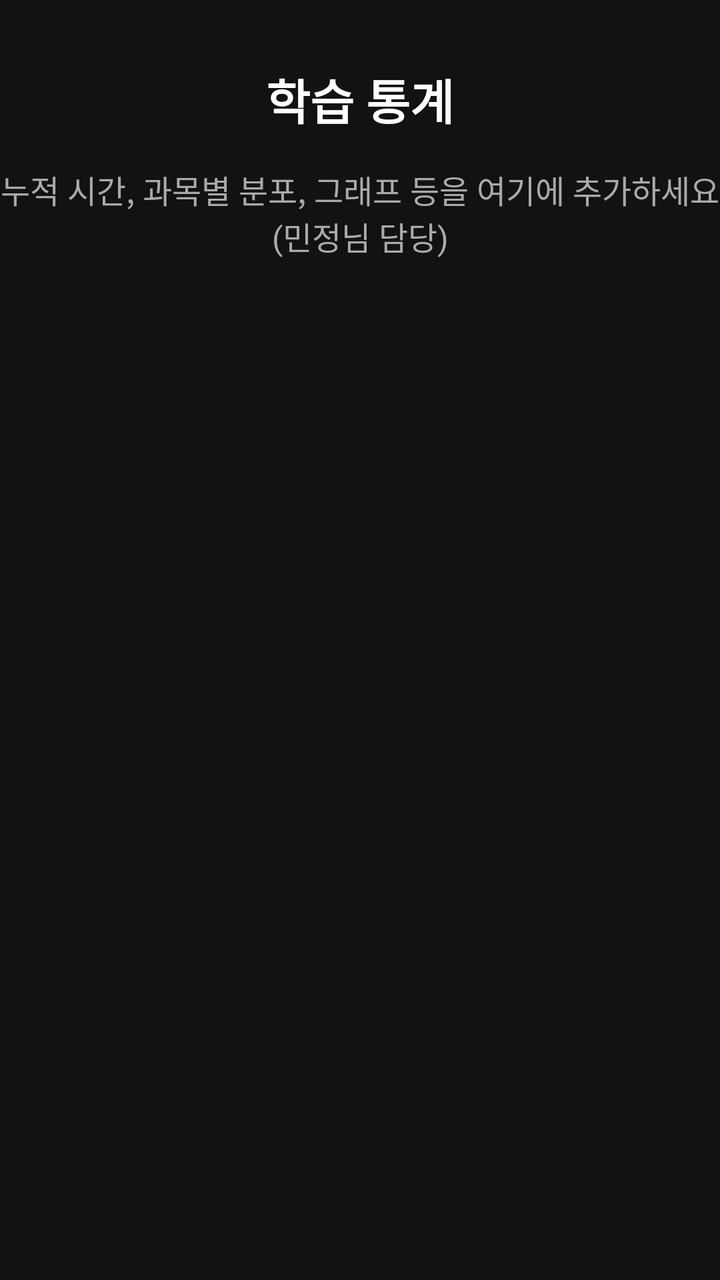
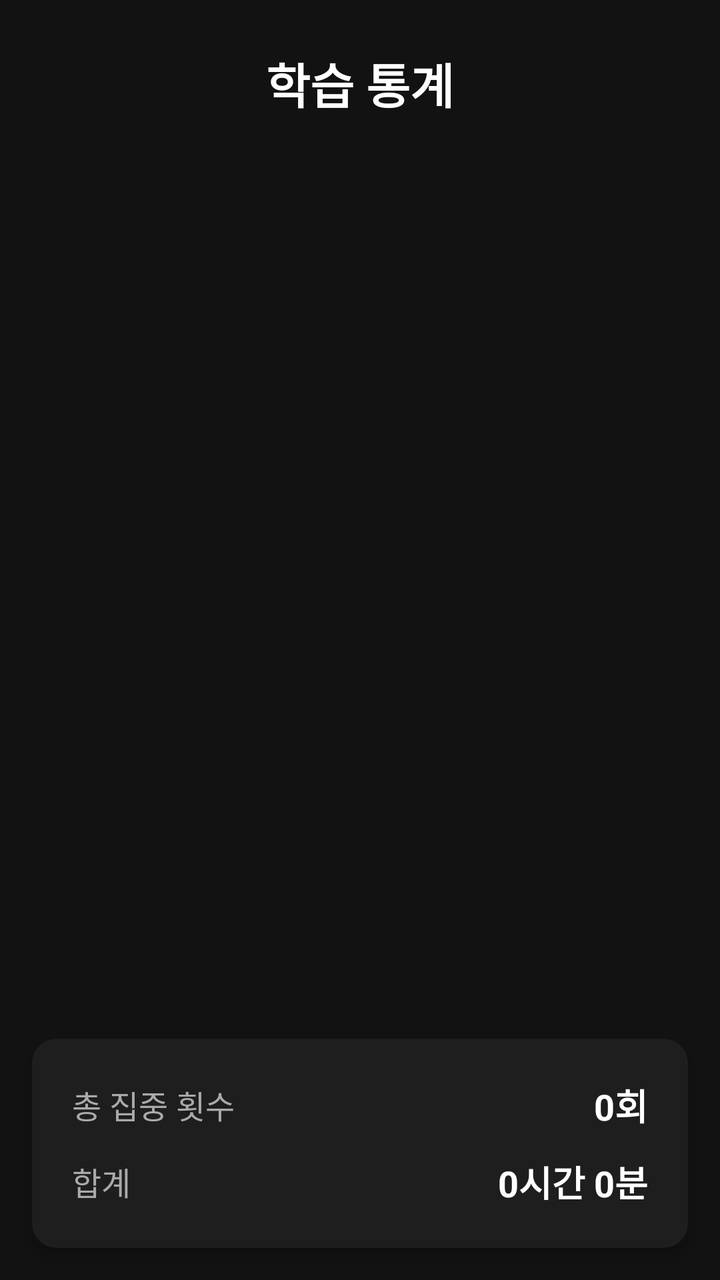

Before-and-after screenshots of an Android layout around one commit, followed by the original layout XML and the change that was made.
<!-- AndroidManifest.xml: application theme Theme.VitaDay -->
<!-- res/layout/fragment_statistics.xml -->
<?xml version="1.0" encoding="utf-8"?>
<androidx.constraintlayout.widget.ConstraintLayout xmlns:android="http://schemas.android.com/apk/res/android"
    xmlns:app="http://schemas.android.com/apk/res-auto"
    android:layout_width="match_parent"
    android:layout_height="match_parent"
    android:background="#121212">

    <TextView
        android:id="@+id/tvStatisticsTitle"
        android:layout_width="wrap_content"
        android:layout_height="wrap_content"
        android:text="학습 통계"
        android:textColor="#FFFFFF"
        android:textSize="24sp"
        android:textStyle="bold"
        app:layout_constraintTop_toTopOf="parent"
        app:layout_constraintStart_toStartOf="parent"
        app:layout_constraintEnd_toEndOf="parent"
        android:layout_marginTop="32dp" />

    <TextView
        android:id="@+id/tvStatisticsDescription"
        android:layout_width="wrap_content"
        android:layout_height="wrap_content"
        android:text="누적 시간, 과목별 분포, 그래프 등을 여기에 추가하세요\n(민정님 담당)"
        android:textColor="#AAAAAA"
        android:textSize="16sp"
        android:gravity="center"
        app:layout_constraintTop_toBottomOf="@id/tvStatisticsTitle"
        app:layout_constraintStart_toStartOf="parent"
        app:layout_constraintEnd_toEndOf="parent"
        android:layout_marginTop="16dp" />

    

</androidx.constraintlayout.widget.ConstraintLayout>
<!-- resources referenced by this layout -->
<resources>
  <style name="Theme.VitaDay" parent="Base.Theme.VitaDay" />
  <style name="Base.Theme.VitaDay" parent="Theme.Material3.DayNight.NoActionBar">
          
          
      </style>
</resources>

<!-- the commit's change to res/layout/fragment_statistics.xml (unified diff, before → after) -->
@@ -1,10 +1,12 @@
 <?xml version="1.0" encoding="utf-8"?>
-<androidx.constraintlayout.widget.ConstraintLayout xmlns:android="http://schemas.android.com/apk/res/android"
+<androidx.constraintlayout.widget.ConstraintLayout
+    xmlns:android="http://schemas.android.com/apk/res/android"
     xmlns:app="http://schemas.android.com/apk/res-auto"
     android:layout_width="match_parent"
     android:layout_height="match_parent"
     android:background="#121212">
 
+    
     <TextView
         android:id="@+id/tvStatisticsTitle"
         android:layout_width="wrap_content"
@@ -13,24 +15,111 @@
         android:textColor="#FFFFFF"
         android:textSize="24sp"
         android:textStyle="bold"
+        android:layout_marginTop="24dp"
         app:layout_constraintTop_toTopOf="parent"
         app:layout_constraintStart_toStartOf="parent"
-        app:layout_constraintEnd_toEndOf="parent"
-        android:layout_marginTop="32dp" />
+        app:layout_constraintEnd_toEndOf="parent" />
 
-    <TextView
-        android:id="@+id/tvStatisticsDescription"
-        android:layout_width="wrap_content"
+    
+    <com.google.android.material.tabs.TabLayout
+        android:id="@+id/tabLayout"
+        android:layout_width="match_parent"
         android:layout_height="wrap_content"
-        android:text="누적 시간, 과목별 분포, 그래프 등을 여기에 추가하세요\n(민정님 담당)"
-        android:textColor="#AAAAAA"
-        android:textSize="16sp"
-        android:gravity="center"
+        android:layout_marginTop="16dp"
+        android:layout_marginHorizontal="16dp"
+        android:background="@android:color/transparent"
+        app:tabTextColor="#AAAAAA"
+        app:tabSelectedTextColor="#FFFFFF"
+        app:tabIndicatorColor="#7C4DFF"
+        app:tabIndicatorHeight="3dp"
+
         app:layout_constraintTop_toBottomOf="@id/tvStatisticsTitle"
         app:layout_constraintStart_toStartOf="parent"
-        app:layout_constraintEnd_toEndOf="parent"
-        android:layout_marginTop="16dp" />
+        app:layout_constraintEnd_toEndOf="parent" />
 
     
+    <androidx.viewpager2.widget.ViewPager2
+        android:id="@+id/viewPager"
+        android:layout_width="match_parent"
+        android:layout_height="0dp"
+        android:layout_marginTop="8dp"
+        app:layout_constraintTop_toBottomOf="@id/tabLayout"
+        app:layout_constraintBottom_toTopOf="@id/bottomStatsCard"
+        app:layout_constraintStart_toStartOf="parent"
+        app:layout_constraintEnd_toEndOf="parent" />
+
+    
+    <androidx.cardview.widget.CardView
+        android:id="@+id/bottomStatsCard"
+        android:layout_width="match_parent"
+        android:layout_height="wrap_content"
+        android:layout_margin="16dp"
+        app:cardBackgroundColor="#1E1E1E"
+        app:cardCornerRadius="12dp"
+        app:cardElevation="4dp"
+        app:layout_constraintBottom_toBottomOf="parent"
+        app:layout_constraintStart_toStartOf="parent"
+        app:layout_constraintEnd_toEndOf="parent">
+
+        <LinearLayout
+            android:layout_width="match_parent"
+            android:layout_height="wrap_content"
+            android:orientation="vertical"
+            android:padding="20dp">
+
+            
+            <LinearLayout
+                android:layout_width="match_parent"
+                android:layout_height="wrap_content"
+                android:orientation="horizontal"
+                android:gravity="center_vertical">
+
+                <TextView
+                    android:layout_width="0dp"
+                    android:layout_height="wrap_content"
+                    android:layout_weight="1"
+                    android:text="총 집중 횟수"
+                    android:textColor="#AAAAAA"
+                    android:textSize="16sp" />
+
+                <TextView
+                    android:id="@+id/tvTotalCount"
+                    android:layout_width="wrap_content"
+                    android:layout_height="wrap_content"
+                    android:text="0회"
+                    android:textColor="#FFFFFF"
+                    android:textSize="18sp"
+                    android:textStyle="bold" />
+            </LinearLayout>
+
+            
+            <LinearLayout
+                android:layout_width="match_parent"
+                android:layout_height="wrap_content"
+                android:orientation="horizontal"
+                android:gravity="center_vertical"
+                android:layout_marginTop="12dp">
+
+                <TextView
+                    android:layout_width="0dp"
+                    android:layout_height="wrap_content"
+                    android:layout_weight="1"
+                    android:text="합계"
+                    android:textColor="#AAAAAA"
+                    android:textSize="16sp" />
+
+                <TextView
+                    android:id="@+id/tvTotalTime"
+                    android:layout_width="wrap_content"
+                    android:layout_height="wrap_content"
+                    android:text="0시간 0분"
+                    android:textColor="#FFFFFF"
+                    android:textSize="18sp"
+                    android:textStyle="bold" />
+            </LinearLayout>
+
+        </LinearLayout>
+
+    </androidx.cardview.widget.CardView>
 
 </androidx.constraintlayout.widget.ConstraintLayout>
